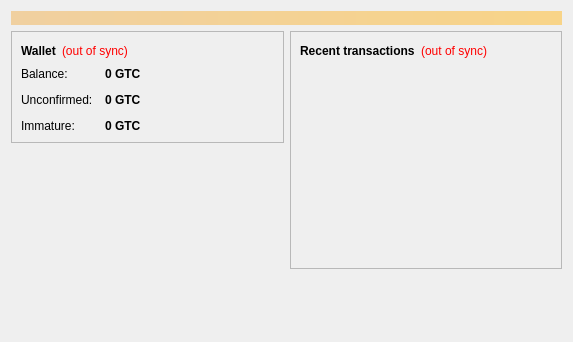
Old version of the form src/qt/forms/overviewpage.ui in the repository Xnuva-Blockchain-Project/Tao.
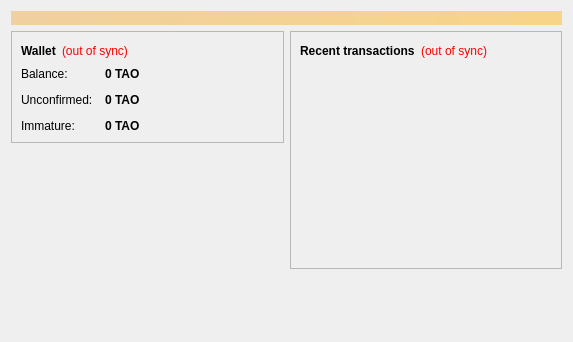
New version of the form.

Commit message: Identify TaoCoin Revival distinctly in GUI

```diff
--- a/src/qt/forms/overviewpage.ui
+++ b/src/qt/forms/overviewpage.ui
@@ -122,7 +122,7 @@
                <string>Your current balance</string>
               </property>
               <property name="text">
-               <string notr="true">0 GTC</string>
+               <string notr="true">0 TAO</string>
               </property>
               <property name="textInteractionFlags">
                <set>Qt::LinksAccessibleByMouse|Qt::TextSelectableByKeyboard|Qt::TextSelectableByMouse</set>
@@ -151,7 +151,7 @@
                <string>Total of transactions that have yet to be confirmed, and do not yet count toward the current balance</string>
               </property>
               <property name="text">
-               <string notr="true">0 GTC</string>
+               <string notr="true">0 TAO</string>
               </property>
               <property name="textInteractionFlags">
                <set>Qt::LinksAccessibleByMouse|Qt::TextSelectableByKeyboard|Qt::TextSelectableByMouse</set>
@@ -177,7 +177,7 @@
                <string>Mined balance that has not yet matured</string>
               </property>
               <property name="text">
-               <string notr="true">0 GTC</string>
+               <string notr="true">0 TAO</string>
               </property>
               <property name="textInteractionFlags">
                <set>Qt::LinksAccessibleByMouse|Qt::TextSelectableByKeyboard|Qt::TextSelectableByMouse</set>
```
The commit also changes 5 other files.
